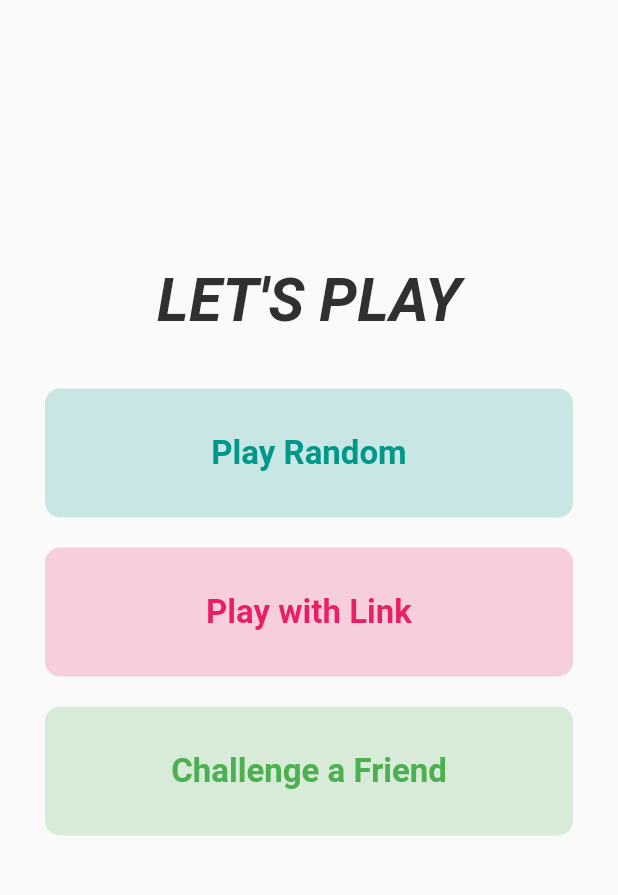
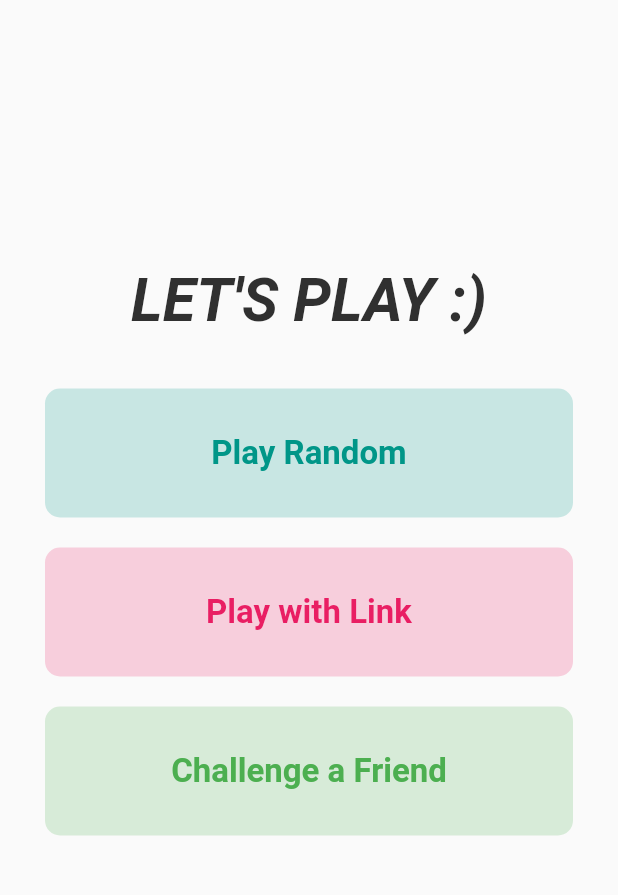
Before and after one commit to aimenanwaar/wordle-game, a Flutter app: the screen it shows after launch, on a phone screen of 412 x 824 dp, the part 135-1030 px from its top. Run offline on Flutter 3.47's test engine with Material 2 defaults, Android fonts, the phone set to English and light mode, and no system bars; drawn by our look-alikes of animated_text_kit; project files that could hold a hidden picture were left out.

Commit message:
version 1.0

```diff
--- a/lib/main.dart
+++ b/lib/main.dart
@@ -246,7 +246,7 @@ class _MainMenuState extends State<MainMenu> {
             child: AnimatedTextKit(
               animatedTexts: [
                 WavyAnimatedText(
-                  "LET'S PLAY",
+                  "LET'S PLAY :)",
                   speed: const Duration(
                     milliseconds: 300,
                   ),
```
